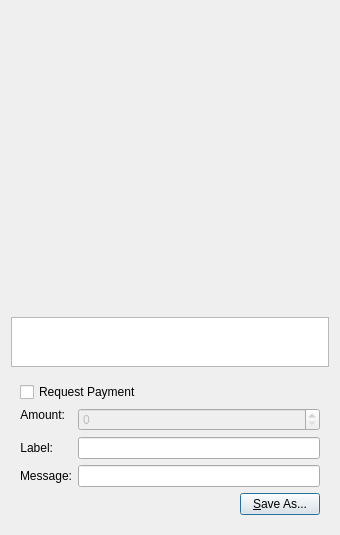
Before: the Qt Designer form src/qt/forms/qrcodedialog.ui in cryptofun/honey, drawn with Qt 5.
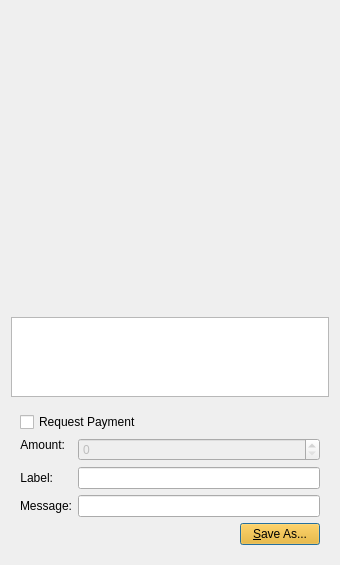
After: the same form once the commit is applied. Custom widgets are drawn as their Qt base class.

Patch:
```diff
--- a/src/qt/forms/qrcodedialog.ui
+++ b/src/qt/forms/qrcodedialog.ui
@@ -7,7 +7,7 @@
     <x>0</x>
     <y>0</y>
     <width>340</width>
-    <height>530</height>
+    <height>565</height>
    </rect>
   </property>
   <property name="windowTitle">
@@ -171,6 +171,9 @@
         </item>
         <item>
          <widget class="QPushButton" name="btnSaveAs">
+          <property name="styleSheet">
+           <string notr="true">background-color: rgb(255, 175, 0);</string>
+          </property>
           <property name="text">
            <string>&amp;Save As...</string>
           </property>
```
Left out of the diff: 1 changed line with no effect on the pictures.
